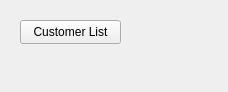
Qt form examples/demo/tutorial/step8/client/init.ui (Wolframe/Wolframe) before a commit.
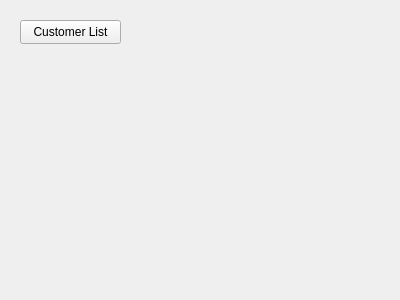
The same form after that commit.

The edit to the form file:
```diff
--- a/examples/demo/tutorial/step8/client/init.ui
+++ b/examples/demo/tutorial/step8/client/init.ui
@@ -6,8 +6,8 @@
    <rect>
     <x>0</x>
     <y>0</y>
-    <width>228</width>
-    <height>92</height>
+    <width>400</width>
+    <height>300</height>
    </rect>
   </property>
   <property name="windowTitle">
```
